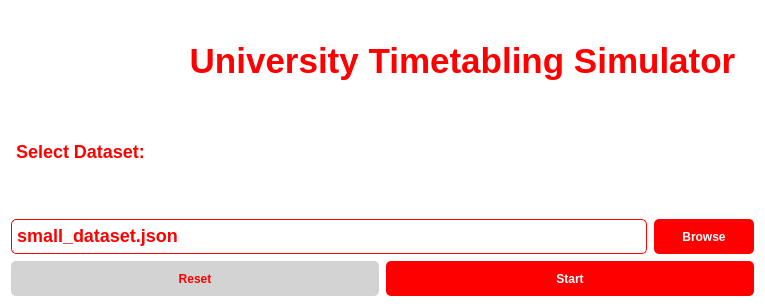
Before: the Qt Designer form src/views/home/Home.ui in TudorMaxim/flag_colouring_model, drawn with Qt 5.
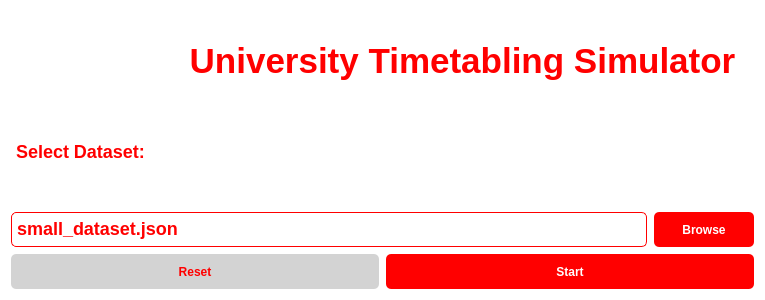
After: the same form once the commit is applied. Icons and pictures are not drawn.

Diff of the .ui file:
```diff
--- a/src/views/home/Home.ui
+++ b/src/views/home/Home.ui
@@ -7,7 +7,7 @@
     <x>0</x>
     <y>0</y>
     <width>765</width>
-    <height>307</height>
+    <height>300</height>
    </rect>
   </property>
   <property name="windowTitle">
```
Left out of the diff: 2 changed lines with no effect on the pictures.
